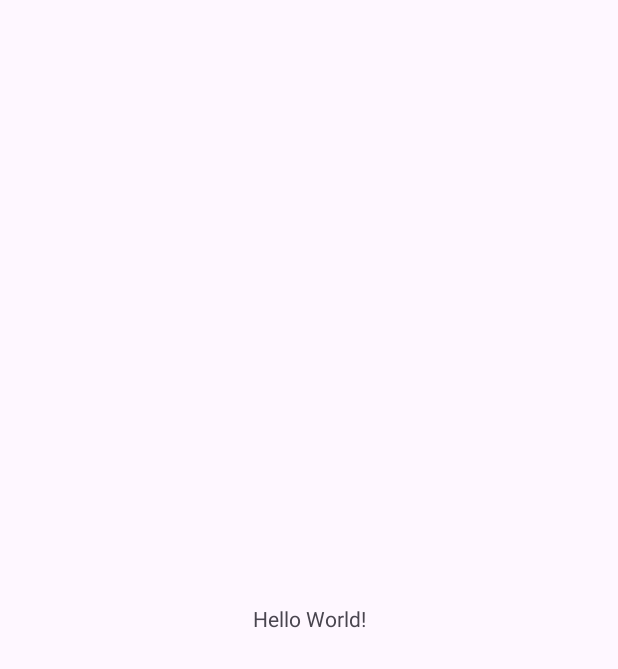
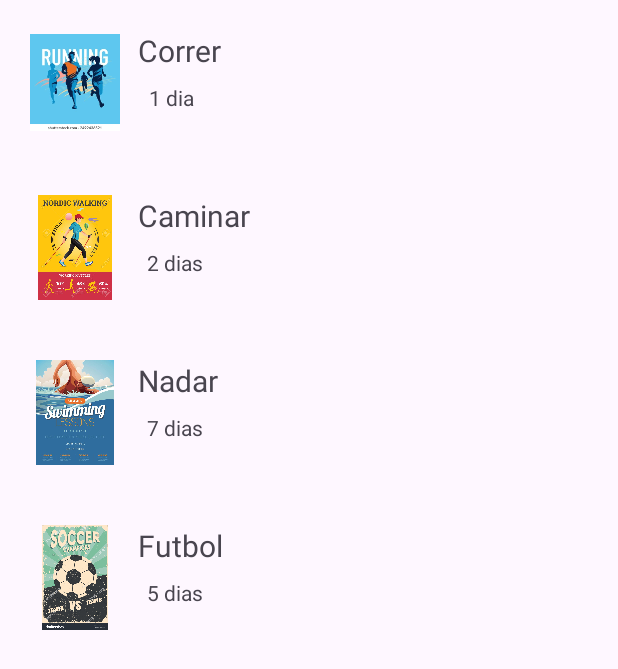
Before and after one commit to LilXhan/project-udh-ap, an Android app: the screen it shows after launch (MainActivity), on a phone screen of 412 x 824 dp. Before the commit the part shown is almost empty. Shown: the top 669 px of the screen. Run offline under Robolectric (Android 15) with nearby library versions, the phone set to English and light mode, and no system bars.

Commit message:
add recycler view

```diff
--- a/app/src/main/AndroidManifest.xml
+++ b/app/src/main/AndroidManifest.xml
@@ -13,6 +13,12 @@
         android:theme="@style/Theme.Proyectoudham"
         tools:targetApi="31">
         <activity
+            android:name=".RecyclerAdapter"
+            android:exported="false" />
+        <activity
+            android:name=".MainActivity2"
+            android:exported="false" />
+        <activity
             android:name=".MainActivity"
             android:exported="true">
             <intent-filter>
--- /dev/null
+++ b/app/src/main/java/com/example/proyecto_udh_am/Habito.java
@@ -0,0 +1,66 @@
+package com.example.proyecto_udh_am;
+
+public class Habito {
+    private String nombre;
+    private String frecuencia;
+    private String fechaInicio;
+    private String fechaFin;
+    private String horario;
+    private int poster;
+
+    public Habito(String nombre, String frecuencia, String fechaInicio, String fechaFin, String horario, int poster) {
+        this.nombre = nombre;
+        this.frecuencia = frecuencia;
+        this.fechaInicio = fechaInicio;
+        this.fechaFin = fechaFin;
+        this.poster = poster;
+    }
+
+    public String getNombre() {
+        return nombre;
+    }
+
+    public void setNombre(String nombre) {
+        this.nombre = nombre;
+    }
+
+    public String getFrecuencia() {
+        return frecuencia;
+    }
+
+    public void setFrecuencia(String frecuencia) {
+        this.frecuencia = frecuencia;
+    }
+
+    public String getFechaInicio() {
+        return fechaInicio;
+    }
+
+    public void setFechaInicio(String fechaInicio) {
+        this.fechaInicio = fechaInicio;
+    }
+
+    public String getFechaFin() {
+        return fechaFin;
+    }
+
+    public void setFechaFin(String fechaFin) {
+        this.fechaFin = fechaFin;
+    }
+
+    public String getHorario() {
+        return horario;
+    }
+
+    public void setHorario(String horario) {
+        this.horario = horario;
+    }
+
+    public int getPoster() {
+        return poster;
+    }
+
+    public void setPoster(int poster) {
+        this.poster = poster;
+    }
+}
--- a/app/src/main/java/com/example/proyecto_udh_am/MainActivity.java
+++ b/app/src/main/java/com/example/proyecto_udh_am/MainActivity.java
@@ -7,8 +7,17 @@ import androidx.appcompat.app.AppCompatActivity;
 import androidx.core.graphics.Insets;
 import androidx.core.view.ViewCompat;
 import androidx.core.view.WindowInsetsCompat;
+import androidx.recyclerview.widget.LinearLayoutManager;
+import androidx.recyclerview.widget.RecyclerView;
+
+import java.util.ArrayList;
+import java.util.List;
 
 public class MainActivity extends AppCompatActivity {
+
+    RecyclerView recyclerView;
+    List<Habito> listaHabitos;
+    RecyclerAdapter recyclerAdapter;
 
     @Override
     protected void onCreate(Bundle savedInstanceState) {
@@ -20,5 +29,18 @@ public class MainActivity extends AppCompatActivity {
             v.setPadding(systemBars.left, systemBars.top, systemBars.right, systemBars.bottom);
             return insets;
         });
+
+
+        listaHabitos = new ArrayList<Habito>();
+        listaHabitos.add(new Habito("Correr", "1 dia", "07-05-2025", "07-08-2025", "7 am", R.drawable.correr));
+        listaHabitos.add(new Habito("Caminar", "2 dias", "07-05-2025", "07-08-2025", "8 am", R.drawable.caminar));
+        listaHabitos.add(new Habito("Nadar", "7 dias", "07-05-2025", "07-08-2025", "10 am", R.drawable.nadar));
+        listaHabitos.add(new Habito("Futbol", "5 dias", "07-05-2025", "07-08-2025", "8 pm", R.drawable.futbol));
+
+        recyclerView = findViewById(R.id.miVista);
+        recyclerAdapter = new RecyclerAdapter(listaHabitos);
+
+        recyclerView.setLayoutManager(new LinearLayoutManager(this));
+        recyclerView.setAdapter(recyclerAdapter);
     }
 }
--- /dev/null
+++ b/app/src/main/java/com/example/proyecto_udh_am/RecyclerAdapter.java
@@ -0,0 +1,78 @@
+package com.example.proyecto_udh_am;
+
+import android.graphics.drawable.Drawable;
+import android.util.Log;
+import android.view.LayoutInflater;
+import android.view.View;
+import android.view.ViewGroup;
+import android.widget.ImageView;
+import android.widget.TextView;
+import android.widget.Toast;
+
+import androidx.annotation.NonNull;
+import androidx.recyclerview.widget.RecyclerView;
+
+import java.util.List;
+
+public class RecyclerAdapter extends RecyclerView.Adapter<RecyclerAdapter.ViewHolder> {
+
+    int i = 0;
+    List<Habito> listaHabitos;
+
+    public RecyclerAdapter(List<Habito> listaHabitos) {
+        this.listaHabitos = listaHabitos;
+    }
+
+    @NonNull
+    @Override
+    public ViewHolder onCreateViewHolder(@NonNull ViewGroup parent, int viewType) {
+        Log.i("RecyclerView", "Elemento:" + i++);
+
+        LayoutInflater layoutInflater = LayoutInflater.from(parent.getContext());
+        View view = layoutInflater.inflate(R.layout.lista_items, parent, false);
+        ViewHolder viewHolder = new ViewHolder(view);
+        return viewHolder;
+    }
+
+    @Override
+    public void onBindViewHolder(@NonNull ViewHolder holder, int position) {
+        holder.textView1.setText(listaHabitos.get(position).getNombre());
+        holder.textView2.setText(listaHabitos.get(position).getFrecuencia());
+
+        int posterId = listaHabitos.get(position).getPoster();
+
+        Drawable poster = holder.imageView.getResources().getDrawable(posterId);
+
+        holder.imageView.setImageDrawable(poster);
+    }
+
+    @Override
+    public int getItemCount() {
+        return listaHabitos.size();
+    }
+
+    class ViewHolder extends RecyclerView.ViewHolder implements View.OnClickListener {
+
+        ImageView imageView;
+        TextView textView1;
+        TextView textView2;
+
+        public ViewHolder(@NonNull View itemView) {
+            super(itemView);
+            imageView = itemView.findViewById(R.id.imageView);
+            textView1 = itemView.findViewById(R.id.textView1);
+            textView2 = itemView.findViewById(R.id.textView2);
+
+            itemView.setOnClickListener(this);
+        }
+
+        @Override
+        public void onClick(View v) {
+            Toast.makeText(v.getContext(),
+                    listaHabitos.get(getAdapterPosition()).getNombre(),
+                    Toast.LENGTH_LONG).show();
+            // Intent intent = new Intent(v.getContext(), MainActivity2.class);
+            // v.getContext().startActivity(intent);
+        }
+    }
+}
--- a/app/src/main/res/layout/activity_main.xml
+++ b/app/src/main/res/layout/activity_main.xml
@@ -7,12 +7,10 @@
     android:layout_height="match_parent"
     tools:context=".MainActivity">
 
-    <TextView
-        android:layout_width="wrap_content"
-        android:layout_height="wrap_content"
-        android:text="Hello World!"
-        app:layout_constraintBottom_toBottomOf="parent"
-        app:layout_constraintEnd_toEndOf="parent"
+    <androidx.recyclerview.widget.RecyclerView
+        android:id="@+id/miVista"
+        android:layout_width="match_parent"
+        android:layout_height="match_parent"
         app:layout_constraintStart_toStartOf="parent"
         app:layout_constraintTop_toTopOf="parent" />
 
--- /dev/null
+++ b/app/src/main/res/layout/lista_items.xml
@@ -0,0 +1,45 @@
+<?xml version="1.0" encoding="utf-8"?>
+<androidx.constraintlayout.widget.ConstraintLayout
+    android:id="@+id/list_item"
+    xmlns:android="http://schemas.android.com/apk/res/android"
+    xmlns:app="http://schemas.android.com/apk/res-auto"
+    xmlns:tools="http://schemas.android.com/tools"
+    android:layout_width="match_parent"
+    android:layout_height="wrap_content">
+
+    <ImageView
+        android:id="@+id/imageView"
+        android:layout_width="60dp"
+        android:layout_height="70dp"
+        android:layout_marginStart="20dp"
+        android:layout_marginTop="20dp"
+        android:layout_marginBottom="20dp"
+        app:layout_constraintBottom_toBottomOf="parent"
+        app:layout_constraintStart_toStartOf="parent"
+        app:layout_constraintTop_toTopOf="parent"
+        app:srcCompat="@android:mipmap/sym_def_app_icon" />
+
+    <TextView
+        android:id="@+id/textView1"
+        android:layout_width="wrap_content"
+        android:layout_height="wrap_content"
+        android:layout_marginStart="92dp"
+        android:layout_marginTop="20dp"
+        android:text="TextView"
+        android:textSize="20sp"
+        app:layout_constraintStart_toStartOf="parent"
+        app:layout_constraintTop_toTopOf="parent" />
+
+    <TextView
+        android:id="@+id/textView2"
+        android:layout_width="wrap_content"
+        android:layout_height="wrap_content"
+        android:layout_marginStart="10dp"
+        android:layout_marginTop="8dp"
+        android:text="TextView"
+        app:layout_constraintEnd_toEndOf="parent"
+        app:layout_constraintHorizontal_bias="0.241"
+        app:layout_constraintStart_toStartOf="parent"
+        app:layout_constraintTop_toBottomOf="@+id/textView1" />
+
+</androidx.constraintlayout.widget.ConstraintLayout>
```
Also changed, not shown: app/src/main/correr-playstore.png (added), app/src/main/correr2-playstore.png (added), app/src/main/res/drawable/caminar.jpg (added), app/src/main/res/drawable/correr.webp (added), app/src/main/res/drawable/futbol.jpg (added), app/src/main/res/drawable/nadar.jpg (added).
